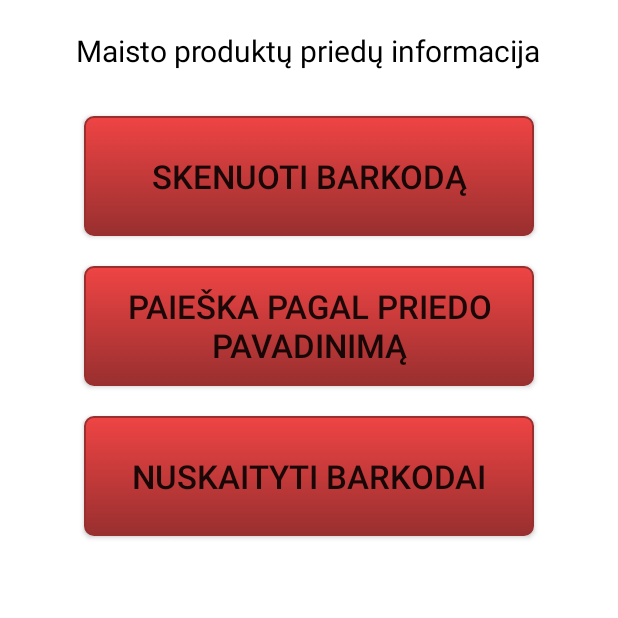
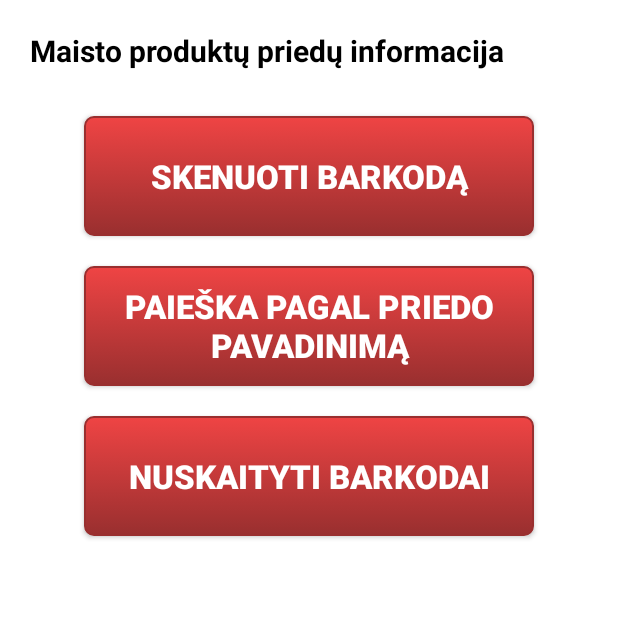
Before and after one commit to deiauk/IT_Engineering, an Android app: the screen it shows after launch (MainActivity), on a phone screen of 412 x 824 dp, the top half of it. Run offline under Robolectric (Android 15) with nearby library versions, the phone set to English and light mode, and no system bars; libraries missing offline, so code that uses them is left out: com.google.zxing.integration; 4 statements that could not run were skipped.

Commit message:
added new elements to database, button style changes

```diff
--- a/app/src/main/res/drawable/red_button.xml
+++ b/app/src/main/res/drawable/red_button.xml
@@ -2,11 +2,13 @@
 <selector xmlns:android="http://schemas.android.com/apk/res/android">
     <item android:state_pressed="true" >
         <shape>
-            <solid
-                android:color="#ef4444" />
+            <gradient
+                android:startColor="#993F3F"
+                android:endColor="#EF5B5B"
+                android:angle="270" />
             <stroke
                 android:width="1dp"
-                android:color="#992f2f" />
+                android:color="#993F3F" />
             <corners
                 android:radius="6dp" />
             <padding
--- a/app/src/main/res/layout/activity_main.xml
+++ b/app/src/main/res/layout/activity_main.xml
@@ -11,13 +11,15 @@
 
     <TextView
         android:id="@+id/textView1"
-        android:layout_width="wrap_content"
+        android:layout_width="fill_parent"
         android:layout_height="wrap_content"
         android:layout_gravity="center|top"
         android:layout_margin="20dp"
-        android:text="Maisto produktų priedų informacija"
+        android:text="@string/label_menu_topLabel"
         android:textColor="#000000"
-        android:textSize="20dp" />
+        android:textSize="20sp"
+        android:textStyle="bold"
+        android:autoText="false" />
 
     <Button
         android:background="@drawable/red_button"
@@ -27,8 +29,10 @@
         android:layout_margin="10dp"
         android:gravity="center"
         android:onClick="scanCode"
-        android:text="Skenuoti barkodą"
-        android:textSize="22dp">
+        android:text="@string/button_menu_skenuoti"
+        android:textSize="22sp"
+        android:textColor="#ffffff"
+        android:textStyle="bold">
     </Button>
 
     <Button
@@ -39,8 +43,10 @@
         android:layout_margin="10dp"
         android:gravity="center"
         android:onClick="searchInDatabase"
-        android:text="Paieška pagal priedo pavadinimą"
-        android:textSize="22dp" >
+        android:text="@string/button_menu_paieska"
+        android:textSize="22sp"
+        android:textColor="#ffffff"
+        android:textStyle="bold">
     </Button>
 
     <Button
@@ -51,8 +57,10 @@
         android:layout_margin="10dp"
         android:gravity="center"
         android:onClick="goToDatabase"
-        android:text="Nuskaityti barkodai"
-        android:textSize="22dp" >
+        android:text="@string/button_menu_nuskaitytiBarkodai"
+        android:textSize="22sp"
+        android:textColor="#ffffff"
+        android:textStyle="bold">
     </Button>
 
 </LinearLayout>
--- /dev/null
+++ b/app/src/main/res/values-v21/strings.xml
@@ -0,0 +1,7 @@
+<?xml version="1.0" encoding="utf-8"?>
+<resources>
+    <string name="button_menu_nuskaitytiBarkodai">Nuskaityti barkodai</string>
+    <string name="button_menu_paieska">Paieška pagal priedo pavadinimą</string>
+    <string name="button_menu_skenuoti">Skenuoti barkodą</string>
+    <string name="label_menu_topLabel">Maisto produktų priedų informacija</string>
+</resources>
--- /dev/null
+++ b/app/src/main/res/values-w820dp/strings.xml
@@ -0,0 +1,7 @@
+<?xml version="1.0" encoding="utf-8"?>
+<resources>
+    <string name="button_menu_nuskaitytiBarkodai">Nuskaityti barkodai</string>
+    <string name="button_menu_paieska">Paieška pagal priedo pavadinimą</string>
+    <string name="button_menu_skenuoti">Skenuoti barkodą</string>
+    <string name="label_menu_topLabel">Maisto produktų priedų informacija</string>
+</resources>
--- a/app/src/main/res/values/strings.xml
+++ b/app/src/main/res/values/strings.xml
@@ -7,4 +7,8 @@
     <string name="title_activity_search_in_database">SearchInDatabase</string>
     <string name="title_activity_product_information">ProductInformationActivity</string>
     <string name="title_activity_main2">Main2Activity</string>
+    <string name="button_menu_nuskaitytiBarkodai">Nuskaityti barkodai</string>
+    <string name="button_menu_paieska">Paieška pagal priedo pavadinimą</string>
+    <string name="button_menu_skenuoti">Skenuoti barkodą</string>
+    <string name="label_menu_topLabel">Maisto produktų priedų informacija</string>
 </resources>
```
Also changed, not shown: app/src/main/java/database/InnerDatabase.java (+90 -31 lines), app/src/main/res/layout/activity_product.xml (+8 -4 lines).
